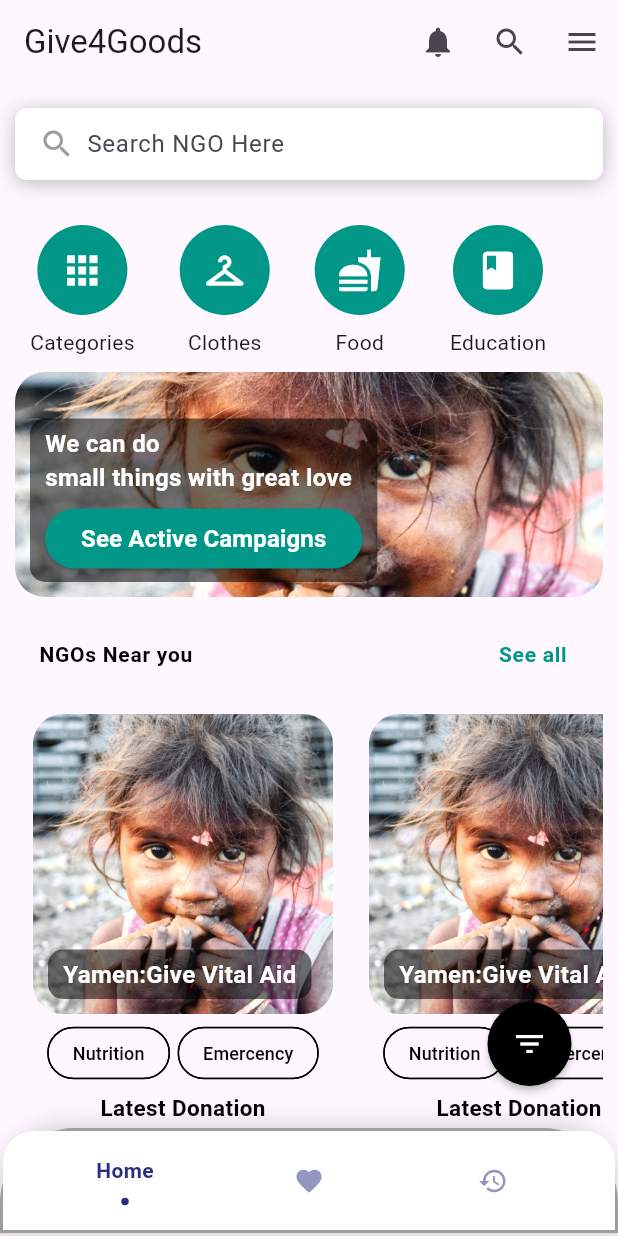
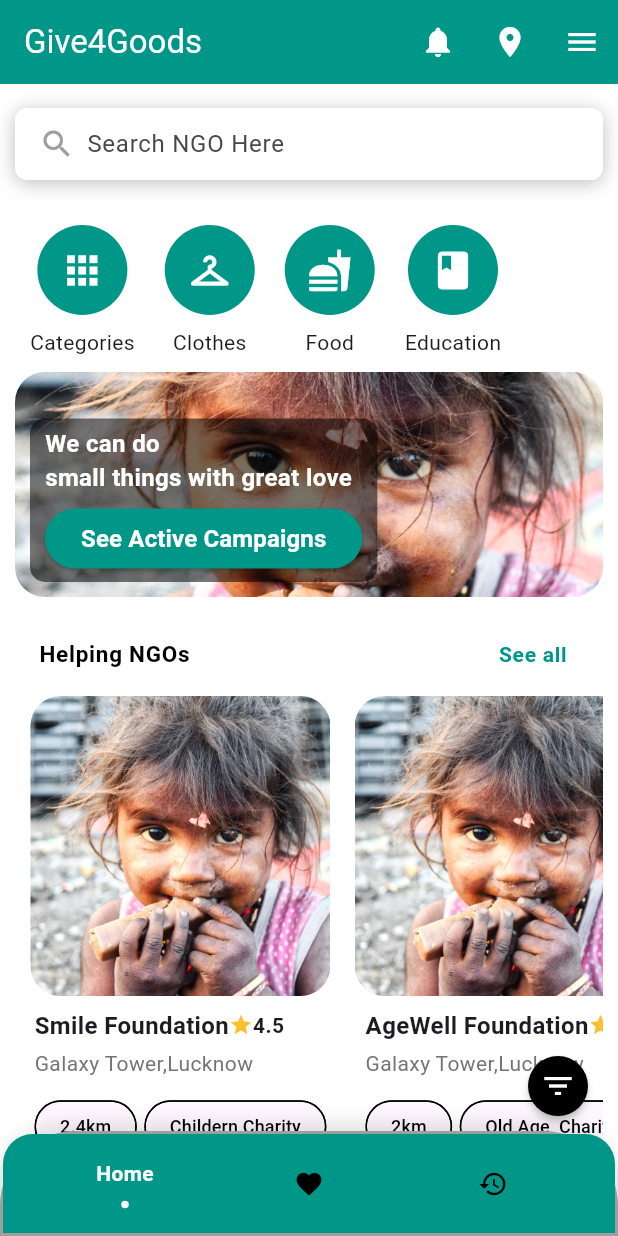
Before and after one commit to Anurag-Dubey12/Give4Good, a Flutter app: the Homescreen screen opened directly, after a tap on the "notifications" icon, on a phone screen of 412 x 824 dp. Run offline on Flutter 3.47's test engine with Material 3 defaults, Android fonts, the phone set to English and light mode, and no system bars; drawn by our look-alikes of flashy_tab_bar2; our stand-ins replace cloud_firestore, firebase_auth, firebase_core, firebase_storage, fluttertoast, geolocator and 10 more; missing offline and left inert: razorpay_flutter; accounts and stored records are empty.

Commit message:
modifying home page

```diff
--- a/lib/Screen/Donation/DonationScreen.dart
+++ /dev/null
@@ -1,19 +0,0 @@
-
-import 'package:flutter/cupertino.dart';
-import 'package:flutter/material.dart';
-
-class Donationscreen extends StatefulWidget{
-  @override
-  State<StatefulWidget> createState() =>donation();
-}
-class donation extends State<Donationscreen>{
-  @override
-  Widget build(BuildContext context) {
-    return Scaffold(
-      body: Container(
-
-      ),
-    );
-  }
-
-}
--- a/lib/Screen/Donation/widgets/DonationWidget.dart
+++ b/lib/Screen/Donation/widgets/DonationWidget.dart
@@ -93,12 +93,12 @@ class Donationwidget extends StatelessWidget{
               child: Text(
                 "Donate Now",
                 style: TextStyle(
-                  color: Colors.black,
+                  color: Colors.white,
                   fontWeight: FontWeight.bold,
                 ),
               ),
               style: ElevatedButton.styleFrom(
-                backgroundColor: Colors.yellow,
+                backgroundColor: Colors.teal,
                 shape: RoundedRectangleBorder(
                   borderRadius: BorderRadius.circular(100),
                 ),
--- /dev/null
+++ b/lib/Screen/Donation/widgets/FundraiserCard.dart
@@ -0,0 +1,124 @@
+
+
+import 'package:flutter/cupertino.dart';
+import 'package:flutter/material.dart';
+
+class FundraiserCard extends StatelessWidget {
+  final String image;
+  final String title;
+  final double amountRaised;
+  final double totalAmount;
+  final int donors;
+  final int daysLeft;
+  final VoidCallback onPressed;
+  FundraiserCard({
+    required this.image,
+    required this.title,
+    required this.amountRaised,
+    required this.totalAmount,
+    required this.donors,
+    required this.daysLeft,
+    required this.onPressed,
+  });
+
+  @override
+  Widget build(BuildContext context) {
+    return Container(
+      width: 200,
+      margin: EdgeInsets.all(8.0),
+      padding: EdgeInsets.all(8.0),
+      decoration: BoxDecoration(
+        color: Colors.white,
+        borderRadius: BorderRadius.circular(10.0),
+        // boxShadow: [
+        //   BoxShadow(
+        //     color: Colors.black12,
+        //     blurRadius: 6.0,
+        //     spreadRadius: 2.0,
+        //   ),
+        // ],
+      ),
+      child: Column(
+        crossAxisAlignment: CrossAxisAlignment.start,
+        children: [
+          ClipRRect(
+            borderRadius: BorderRadius.vertical(top: Radius.circular(10.0)),
+            child: Image.asset(
+              image,
+              height: 200,
+              width: 200,
+              fit: BoxFit.cover,
+            ),
+          ),
+          SizedBox(height: 8.0),
+          Text(
+            title,
+            style: TextStyle(
+              fontSize: 16.0,
+              fontWeight: FontWeight.bold,
+            ),
+          ),
+          SizedBox(height: 4.0),
+          Text(
+            '₹${amountRaised.toStringAsFixed(0)} raised from ₹${totalAmount.toStringAsFixed(0)}',
+            style: TextStyle(
+              fontSize: 14.0,
+              color: Colors.grey[600],
+            ),
+          ),
+          SizedBox(height: 4.0),
+          LinearProgressIndicator(
+            value: amountRaised / totalAmount,
+            backgroundColor: Colors.grey[300],
+            color: Colors.teal,
+            minHeight: 5.0,
+          ),
+          SizedBox(height: 8.0),
+          Row(
+            mainAxisAlignment: MainAxisAlignment.spaceBetween,
+            children: [
+              Text(
+                '$donors donors',
+                style: TextStyle(
+                  fontSize: 14.0,
+                  color: Colors.grey[600],
+                ),
+              ),
+              Text(
+                '$daysLeft days left',
+                style: TextStyle(
+                  fontSize: 14.0,
+                  color: Colors.grey[600],
+                ),
+              ),
+            ],
+          ),
+          SizedBox(height: 8.0),
+          ElevatedButton(
+            onPressed: onPressed,
+            child: Text('Donate Now',style: TextStyle(color: Colors.white),),
+            style: ElevatedButton.styleFrom(
+              backgroundColor: Colors.teal,
+              shape: RoundedRectangleBorder(
+                borderRadius: BorderRadius.circular(5.0),
+              ),
+              minimumSize: Size(double.infinity, 36),
+            ),
+          ),
+          SizedBox(height: 8.0),
+          OutlinedButton(
+            onPressed: onPressed,
+            child: Text('Know more',style: TextStyle(color: Colors.teal),),
+            style: OutlinedButton.styleFrom(
+              foregroundColor: Colors.teal, side: BorderSide(color: Colors.teal),
+              shape: RoundedRectangleBorder(
+                borderRadius: BorderRadius.circular(5.0),
+              ),
+              minimumSize: Size(double.infinity, 36),
+            ),
+          ),
+        ],
+      ),
+    );
+  }
+}
--- /dev/null
+++ b/lib/Screen/Donation/widgets/NGOsWidgets.dart
@@ -0,0 +1,115 @@
+
+import 'package:flutter/cupertino.dart';
+import 'package:flutter/material.dart';
+
+class Ngoswidgets extends StatelessWidget{
+  final String image;
+  final String NgoName;
+  final String NgoLocation;
+  final String NgoRating;
+  final List<String> tag;
+  final VoidCallback onTap;
+  Ngoswidgets({
+   required this.image,
+   required this.NgoName,
+   required this.NgoLocation,
+   required this.NgoRating,
+   required this.tag,
+   required this.onTap,
+});
+
+  @override
+  Widget build(BuildContext context) {
+    return GestureDetector(
+      onTap: onTap,
+      child: Container(
+        margin: EdgeInsets.only(left: 5,right: 5),
+        decoration: BoxDecoration(
+          color: Colors.white,
+          borderRadius: BorderRadius.circular(10.0),
+          // border: Border.all(
+          //   color: Colors.teal
+          // )
+          // boxShadow: [
+          //   BoxShadow(
+          //     color: Colors.black12,
+          //     blurRadius: 6.0,
+          //     spreadRadius: 2.0,
+          //   ),
+          // ],
+        ),
+        child: Column(
+          crossAxisAlignment: CrossAxisAlignment.center,
+          children: [
+            ClipRRect(
+              borderRadius: BorderRadius.circular(20.0),
+              child: Image.asset(
+                image,
+                width: 200,
+                height: 200,
+                fit: BoxFit.cover,
+              ),
+            ),
+            Padding(
+              padding: const EdgeInsets.all(8.0),
+              child: Column(
+                crossAxisAlignment: CrossAxisAlignment.start,
+                children: [
+                  Row(
+                    mainAxisAlignment: MainAxisAlignment.spaceBetween,
+                    children: [
+                      Text(
+                        NgoName,
+                        style: TextStyle(
+                          fontSize: 16.0,
+                          fontWeight: FontWeight.bold,
+                        ),
+                      ),
+                      Row(
+                        children: [
+                          Icon(
+                            Icons.star,
+                            color: Colors.yellow[700],
+                            size: 16.0,
+                          ),
+                          Text(
+                            NgoRating,
+                            style: TextStyle(
+                              fontSize: 14.0,
+                              fontWeight: FontWeight.bold,
+                            ),
+                          ),
+                        ],
+                      ),
+                    ],
+                  ),
+                  SizedBox(height: 4.0),
+                  Text(
+                    NgoLocation,
+                    style: TextStyle(
+                      fontSize: 14.0,
+                      color: Colors.grey[600],
+                    ),
+                  ),
+                  SizedBox(height: 8.0),
+                  Wrap(
+                    spacing: 5,
+                    children: tag.take(3).map((tag){
+                      return Chip(label: Text(tag,style: TextStyle(color: Colors.black,fontSize: 12),),
+                        shape: RoundedRectangleBorder(
+                            borderRadius: BorderRadius.circular(100),
+                            side: BorderSide(color: Colors.black)
+                        ),
+                        backgroundColor: Colors.transparent,
+                      );
+                    }).toList(),
+                  ),
+                ],
+              ),
+            ),
+          ],
+        ),
+      ),
+    );
+  }
+}
--- a/lib/Screen/Home/DonateScreenWidgets.dart
+++ b/lib/Screen/Home/DonateScreenWidgets.dart
@@ -12,8 +12,11 @@ class donate extends State<Donatescreenwidgets> {
   @override
   Widget build(BuildContext context) {
     return Scaffold(
+      backgroundColor: Colors.white,
       appBar: AppBar(
+        backgroundColor: Colors.white,
         title: Text("Donation"),
+        centerTitle: true,
         automaticallyImplyLeading: false,
       ),
       body: Container(
--- a/lib/Screen/Home/HomeScreen.dart
+++ b/lib/Screen/Home/HomeScreen.dart
@@ -118,7 +118,7 @@ class homescreen extends State<Homescreen>{
         },
       ),
       bottomNavigationBar: Container(
-        margin: EdgeInsets.only(bottom: 2),
+        // margin: EdgeInsets.only(bottom: 2),
         height: 70,
         decoration: BoxDecoration(
           color: Colors.white,
@@ -144,6 +144,7 @@ class homescreen extends State<Homescreen>{
             topRight: Radius.circular(20.0),
           ),
           child: FlashyTabBar(
+            backgroundColor: Colors.teal,
             selectedIndex: _index,
             showElevation: true,
             onItemSelected: (index) {
@@ -155,14 +156,20 @@ class homescreen extends State<Homescreen>{
             items: [
               FlashyTabBarItem(
                 icon: Icon(Icons.home),
+                activeColor: Colors.white,
+                inactiveColor: Colors.black,
                 title: Text('Home'),
               ),
               FlashyTabBarItem(
                 icon: Icon(Icons.favorite),
+                activeColor: Colors.white,
+                inactiveColor: Colors.black,
                 title: Text('Donate'),
               ),
               FlashyTabBarItem(
                 icon: Icon(Icons.history),
+                activeColor: Colors.white,
+                inactiveColor: Colors.black,
                 title: Text('History'),
               ),
             ],
--- a/lib/Screen/Home/HomeScreenWidgets.dart
+++ b/lib/Screen/Home/HomeScreenWidgets.dart
@@ -4,6 +4,8 @@ import 'package:flutter/cupertino.dart';
 import 'package:flutter/material.dart';
 import 'package:give4good/Screen/Auth/Signin.dart';
 import 'package:give4good/Screen/Donation/widgets/DonationWidget.dart';
+import 'package:give4good/Screen/Donation/widgets/FundraiserCard.dart';
+import 'package:give4good/Screen/Donation/widgets/NGOsWidgets.dart';
 import 'package:give4good/Screen/Home/DonateScreenWidgets.dart';
 import 'package:iconsax/iconsax.dart';
 import 'package:line_icons/line_icons.dart';
@@ -255,14 +257,16 @@ class home extends State<Homescreenwidgets>{
     return DefaultTabController(
       length: 2,
       child: Scaffold(
+        backgroundColor: Colors.white,
         extendBody: true,
-        floatingActionButtonLocation: FloatingActionButtonLocation.endDocked,
+        floatingActionButtonLocation: FloatingActionButtonLocation.endFloat,
         floatingActionButton:Padding(
-          padding: const EdgeInsets.only(right: 15, bottom: 100),
+          padding: const EdgeInsets.only(bottom:60),
           child: FloatingActionButton(
             onPressed: () {
               _showBottomSheet(context);
             },
+            mini: true,
             foregroundColor: Colors.white,
             backgroundColor: Colors.black,
             hoverColor: Colors.purple,
@@ -342,30 +346,20 @@ class home extends State<Homescreenwidgets>{
           ),
         ),
         appBar: AppBar(
-          title: Text("Give4Goods"),
+          title: Text("Give4Goods",style: TextStyle(color: Colors.white),),
+          backgroundColor: Colors.teal,
           automaticallyImplyLeading: false,
           actions: [
-            IconButton(onPressed: (){},icon: Icon(Icons.notifications)),
-            IconButton(onPressed: (){},icon: Icon(Icons.search)),
-            // IconButton(onPressed: (){},icon: Icon(Icons.location_on)),
+            IconButton(onPressed: (){},icon: Icon(Icons.notifications,color: Colors.white,)),
+            IconButton(onPressed: (){},icon: Icon(Icons.location_on,color: Colors.white,)),
             Builder(builder: (context){
               return IconButton(
                   onPressed: (){
                     Scaffold.of(context).openEndDrawer();
                   },
-                  icon: Icon(Icons.menu));
+                  icon: Icon(Icons.menu,color: Colors.white,));
             })
-
           ],
-
-          // bottom: TabBar(
-          //   indicatorColor: Colors.green,
-          //   automaticIndicatorColorAdjustment: true,
-          //   tabs: [
-          //     Tab(text: "Food",),
-          //     Tab(text: "Non-Food",)
-          //   ],
-          // ),
         ),
         body:SingleChildScrollView(
           scrollDirection: Axis.vertical,
@@ -431,7 +425,7 @@ class home extends State<Homescreenwidgets>{
                 SizedBox(height: 30),
                 Container(
                   margin: EdgeInsets.symmetric(horizontal:10),
-                  width:double.infinity,
+                  width: double.infinity,
                   // decoration: BoxDecoration(
                   //   borderRadius: BorderRadius.circular(10),
                   //   border: Border.all(
@@ -439,26 +433,26 @@ class home extends State<Homescreenwidgets>{
                   //     width: 2
                   //   ),
                   // ),
-                  child:  Row(
+                  child: Row(
                         children: [
                           CategoryButton(
                             icon: Icons.apps,
                             label: 'Categories',
                             onPressed: (){},
                           ),
-                        SizedBox(width: 30,),
+                          SizedBox(width: 20,),
                           CategoryButton(
                             icon: Icons.checkroom,
                             label: 'Clothes',
                             onPressed: (){},
                           ),
-                        SizedBox(width: 30,),
+                          SizedBox(width: 20,),
                           CategoryButton(
                             icon: Icons.fastfood,
                             label: 'Food',
                             onPressed: (){},
                           ),
-                        SizedBox(width: 30,),
+                          SizedBox(width: 20,),
                           CategoryButton(
                             icon: Icons.book,
                             label: 'Education',
@@ -522,9 +516,9 @@ class home extends State<Homescreenwidgets>{
                 ),
                 SizedBox(height: 10),
                 ListTile(
-                  leading: Text("NGOs Near you",style: TextStyle(
+                  leading: Text("Helping NGOs ",style: TextStyle(
                     color: Colors.black,
-                    fontSize: 14,
+                    fontSize: 15,
                     fontWeight: FontWeight.bold
                   ),),
                   trailing: Text("See all",
@@ -542,39 +536,136 @@ class home extends State<Homescreenwidgets>{
                  scrollDirection: Axis.horizontal,
                  child: Row(
                    children: [
-                     Donationwidget(
+                     Ngoswidgets(
                        image: "assets/images/hungry.jpg",
-                       title: "Yamen:Give Vital Aid",
-                       Donationamt: "500",
-                       tag: ["Nutrition", "Emercency"],
+                       NgoName: 'Smile Foundation',
+                       NgoLocation: 'Galaxy Tower,Lucknow',
+                       NgoRating: "4.5",
+                       tag: ["2.4km","Childern Charity"],
+                       onTap: (){},
                      ),
-                     Donationwidget(
+                     Ngoswidgets(
                        image: "assets/images/hungry.jpg",
-                       title: "Yamen:Give Vital Aid",
-                       Donationamt: "500",
-                       tag: ["Nutrition", "Emercency"],
+                       NgoName: 'AgeWell Foundation',
+                       NgoLocation: 'Galaxy Tower,Lucknow',
+                       NgoRating: "4.5",
+                       tag: ["2km","Old Age  Charity"],
+                       onTap: (){},
                      ),
-                     Donationwidget(
+                     Ngoswidgets(
                        image: "assets/images/hungry.jpg",
-                       title: "Yamen:Give Vital Aid",
-                       Donationamt: "500",
-                       tag: ["Nutrition", "Emercency"],
+                       NgoName: 'Well Goods Foundation',
+                       NgoLocation: 'Paradise Tower,Thane',
+                       NgoRating: "3.2",
+                       tag: ["5.6km","Cloths Charity"],
+                       onTap: (){},
                      ),
-                     Donationwidget(
+                     Ngoswidgets(
                        image: "assets/images/hungry.jpg",
-                       title: "Yamen:Give Vital Aid",
-                       Donationamt: "500",
-                       tag: ["Nutrition", "Emercency"],
+                       NgoName: 'NoWaste Foundation',
+                       NgoLocation: 'Fancy Park Tower,Delhi',
+                       NgoRating: "4.2",
+                       tag: ["2.4km","Books Charity"],
+                       onTap: (){},
                      ),
-                     Donationwidget(
+                     Ngoswidgets(
                        image: "assets/images/hungry.jpg",
-                       title: "Yamen:Give Vital Aid",
-                       Donationamt: "500",
-                       tag: ["Nutrition", "Emercency"],
+                       NgoName: 'Well Goods Foundation',
+                       NgoLocation: 'Paradise Tower,Thane',
+                       NgoRating: "3.2",
+                       tag: ["5.6km","Cloths Charity"],
+                       onTap: (){},
+                     ),
+                     Ngoswidgets(
+                       image: "assets/images/hungry.jpg",
+                       NgoName: 'AgeWell Foundation',
+                       NgoLocation: 'Galaxy Tower,Lucknow',
+                       NgoRating: "4.5",
+                       tag: ["2km","Old Age  Charity"],
+                       onTap: (){},
                      ),
                    ],
                  ),
-               )
+               ),
+                ListTile(
+                  leading: Text("Urgent Needs ",style: TextStyle(
+                      color: Colors.black,
+                      fontSize: 15,
+                      fontWeight: FontWeight.bold
+                  ),),
+                  trailing: Text("See all",
+                    style: TextStyle(
+                        color: Colors.teal,
+                        fontSize: 14,
+                        fontWeight: FontWeight.bold
+                    ),),
+                  onTap: (){
+                    // Navigator.pushReplacement(
+                    //     context, MaterialPageRoute(builder: (BuildContext context)=>Donatescreenwidgets()));
+                  },
+                ),
+                SingleChildScrollView(
+                  scrollDirection: Axis.horizontal,
+                  child: Row(
+                    children: [
+                     FundraiserCard(
+                         image:  "assets/images/hungry.jpg",
+                         title: "Help for riyan Surgery",
+                         amountRaised: 4000,
+                         totalAmount: 40000,
+                         donors: 150,
+                         daysLeft: 3,
+                       onPressed: () {  },
+
+                     ),
+                      FundraiserCard(
+                          image:  "assets/images/hungry.jpg",
+                          title: "Help for riyan Surgery",
+                          amountRaised: 4000,
+                          totalAmount: 4000,
+                          donors: 150,
+                          daysLeft: 3,
+                        onPressed: () {  },
+                      ),
+                      FundraiserCard(
+                          image:  "assets/images/hungry.jpg",
+                          title: "Help for riyan Surgery",
+                          amountRaised: 4000,
+                          totalAmount: 4000,
+                          donors: 150,
+                          daysLeft: 3,
+                        onPressed: () {  },
+                      ),
+                      FundraiserCard(
+                          image:  "assets/images/hungry.jpg",
+                          title: "Help for riyan Surgery",
+                          amountRaised: 4000,
+                          totalAmount: 40000,
+                          donors: 150,
+                          daysLeft: 3,
+                        onPressed: () {  },
+                      ),
+                      FundraiserCard(
+                          image:  "assets/images/hungry.jpg",
+                          title: "Help for riyan Surgery",
+                          amountRaised: 4000,
+                          totalAmount: 4000,
+                          donors: 150,
+                          daysLeft: 3,
+                          onPressed: () {  },
+                      ),
+                      FundraiserCard(
+                          image:  "assets/images/hungry.jpg",
+                          title: "Help for riyan Surgery",
+                          amountRaised: 4000,
+                          totalAmount: 4000,
+                          donors: 150,
+                          daysLeft: 3,
+                        onPressed: () {  },
+                      ),
+                    ],
+                  ),
+                ),
               ],
             ),
           ),
```
Lines whose indentation alone changed are shown as unchanged.
